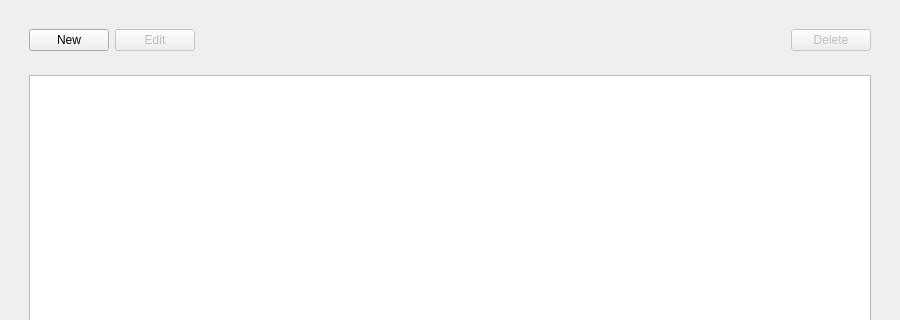
Before: the Qt Designer form ui/characters_view.ui in zkovari/plotlyst, drawn with Qt 5; both pictures show x 0 to 900 and y 0 to 320 of the 900 by 719 pixel window.
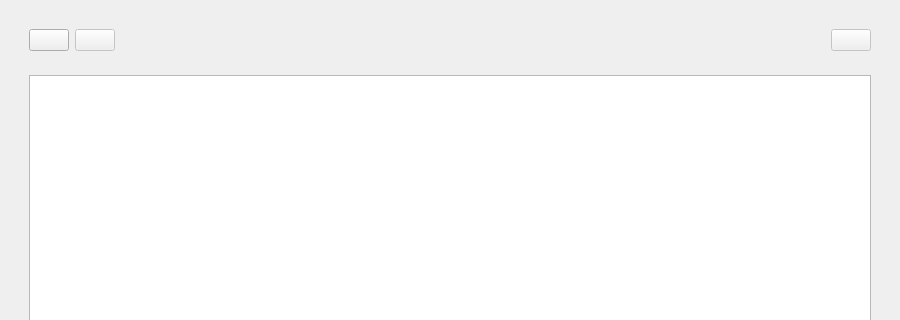
After: the same form once the commit is applied.

Commit message: Rearrange scenes view and change icons everywhere

What changed in the file:
```diff
--- a/ui/characters_view.ui
+++ b/ui/characters_view.ui
@@ -39,7 +39,7 @@
              <cursorShape>PointingHandCursor</cursorShape>
             </property>
             <property name="text">
-             <string>New</string>
+             <string/>
             </property>
             <property name="shortcut">
              <string>Ctrl+N</string>
@@ -67,7 +67,7 @@
              <cursorShape>PointingHandCursor</cursorShape>
             </property>
             <property name="text">
-             <string>Edit</string>
+             <string/>
             </property>
             <property name="shortcut">
              <string>E</string>
@@ -118,7 +118,10 @@
              <cursorShape>PointingHandCursor</cursorShape>
             </property>
             <property name="text">
-             <string>Delete</string>
+             <string/>
+            </property>
+            <property name="deconstructive" stdset="0">
+             <bool>true</bool>
             </property>
            </widget>
           </item>
```
Left out of the diff: 3 changed lines with no effect on the pictures. The commit also changes 12 other files.
